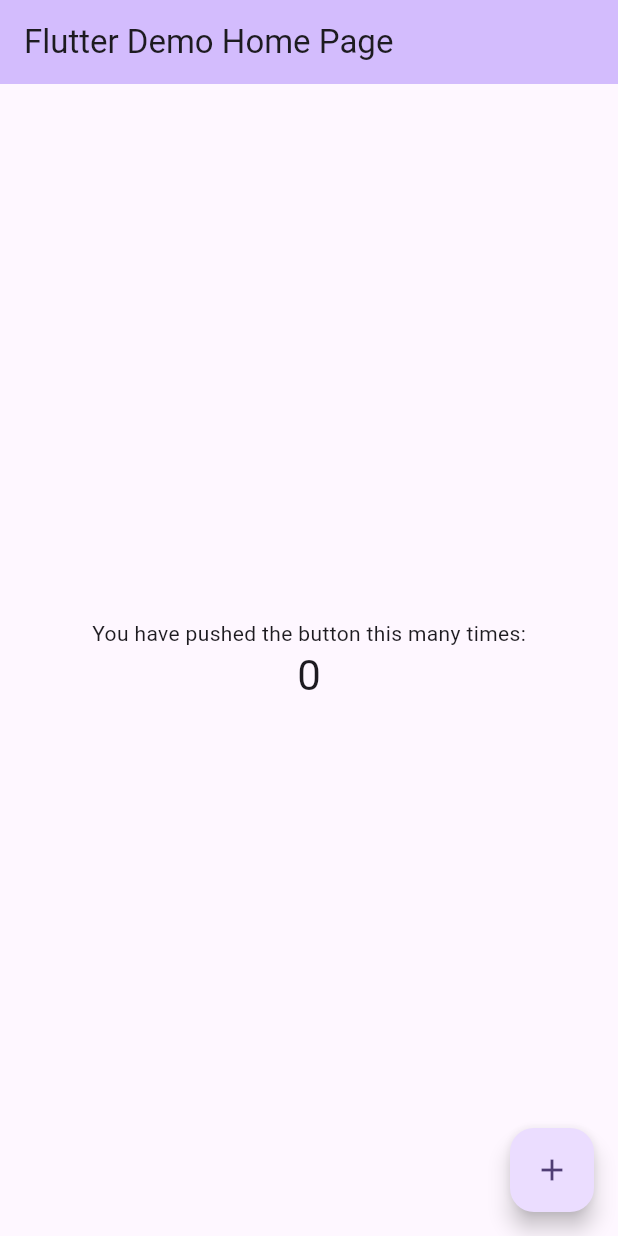
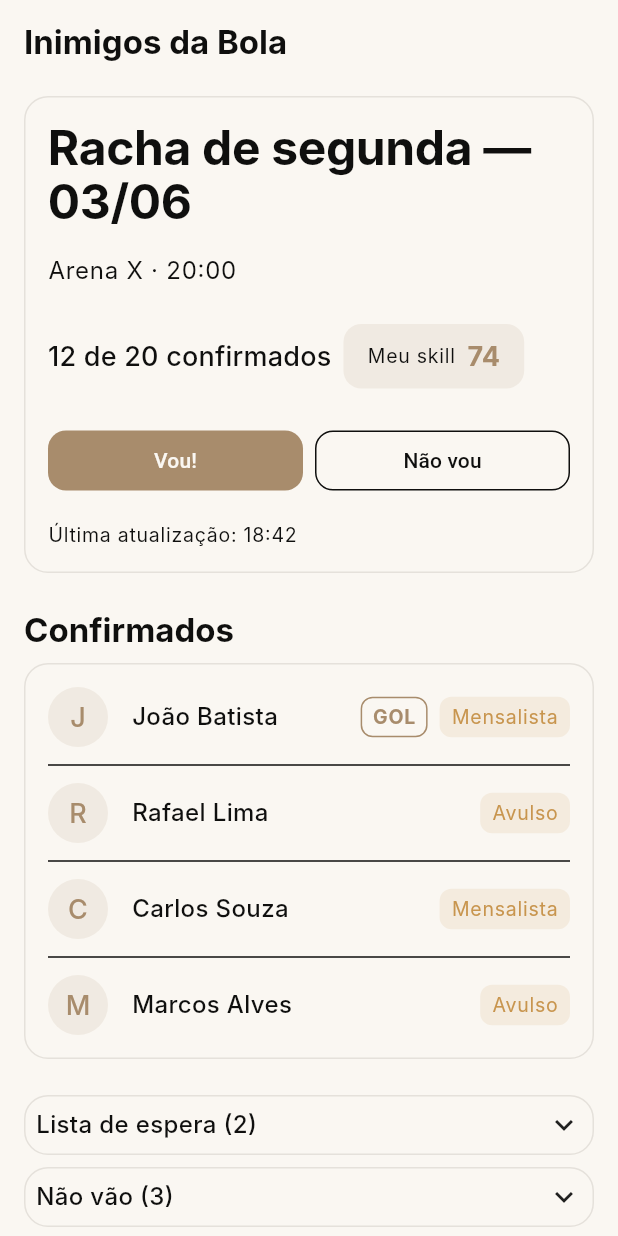
Before and after one commit to devbatista/inimigos_da_bola, a Flutter app: the screen it shows after launch, on a phone screen of 412 x 824 dp. Run offline on Flutter 3.47's test engine with Material 3 defaults, Android fonts, the phone set to English and light mode, and no system bars; Roboto replaces fonts that are missing (Inter).

Commit message:
estruturação do app

```diff
--- /dev/null
+++ b/lib/core/theme/app_colors.dart
@@ -0,0 +1,20 @@
+import 'package:flutter/material.dart';
+
+abstract final class AppColors {
+  static const ink = Color(0xFF0F0F0E);
+  static const leather = Color(0xFFA88C6C);
+  static const chalk = Color(0xFFFAF7F2);
+  static const stone = Color(0xFF5C5A56);
+  static const mist = Color(0xFFE5E1DB);
+
+  static const success = Color(0xFF5C7A4A);
+  static const warning = Color(0xFFC8954E);
+  static const danger = Color(0xFFA24C3B);
+}
+
+extension AppColorOpacity on Color {
+  Color get muted => withValues(alpha: 0.6);
+  Color get disabled => withValues(alpha: 0.38);
+  Color get subtle => withValues(alpha: 0.12);
+  Color get pressed => withValues(alpha: 0.16);
+}
--- /dev/null
+++ b/lib/core/theme/app_radius.dart
@@ -0,0 +1,5 @@
+abstract final class AppRadius {
+  static const double sm = 8;
+  static const double md = 12;
+  static const double lg = 16;
+}
--- /dev/null
+++ b/lib/core/theme/app_spacing.dart
@@ -0,0 +1,8 @@
+abstract final class AppSpacing {
+  static const double xs = 4;
+  static const double sm = 8;
+  static const double md = 16;
+  static const double lg = 24;
+  static const double xl = 32;
+  static const double xxl = 48;
+}
--- /dev/null
+++ b/lib/core/theme/app_text_theme.dart
@@ -0,0 +1,46 @@
+import 'package:flutter/material.dart';
+
+abstract final class AppTextTheme {
+  static TextTheme build(Color color) {
+    const family = 'Inter';
+
+    return TextTheme(
+      displayLarge: TextStyle(
+        fontFamily: family,
+        fontSize: 32,
+        fontWeight: FontWeight.w700,
+        color: color,
+      ),
+      titleLarge: TextStyle(
+        fontFamily: family,
+        fontSize: 22,
+        fontWeight: FontWeight.w700,
+        color: color,
+      ),
+      titleMedium: TextStyle(
+        fontFamily: family,
+        fontSize: 18,
+        fontWeight: FontWeight.w500,
+        color: color,
+      ),
+      bodyLarge: TextStyle(
+        fontFamily: family,
+        fontSize: 16,
+        fontWeight: FontWeight.w400,
+        color: color,
+      ),
+      bodyMedium: TextStyle(
+        fontFamily: family,
+        fontSize: 16,
+        fontWeight: FontWeight.w500,
+        color: color,
+      ),
+      labelSmall: TextStyle(
+        fontFamily: family,
+        fontSize: 13,
+        fontWeight: FontWeight.w400,
+        color: color,
+      ),
+    );
+  }
+}
--- /dev/null
+++ b/lib/core/theme/app_theme.dart
@@ -0,0 +1,92 @@
+import 'package:flutter/material.dart';
+
+import 'app_colors.dart';
+import 'app_radius.dart';
+import 'app_text_theme.dart';
+
+abstract final class AppTheme {
+  static ThemeData light() {
+    return _build(
+      brightness: Brightness.light,
+      background: AppColors.chalk,
+      foreground: AppColors.ink,
+      surface: AppColors.chalk,
+      surfaceVariant: AppColors.mist,
+      secondary: AppColors.stone,
+    );
+  }
+
+  static ThemeData dark() {
+    return _build(
+      brightness: Brightness.dark,
+      background: AppColors.ink,
+      foreground: AppColors.chalk,
+      surface: AppColors.ink,
+      surfaceVariant: AppColors.stone,
+      secondary: AppColors.mist,
+    );
+  }
+
+  static ThemeData _build({
+    required Brightness brightness,
+    required Color background,
+    required Color foreground,
+    required Color surface,
+    required Color surfaceVariant,
+    required Color secondary,
+  }) {
+    final colorScheme = ColorScheme(
+      brightness: brightness,
+      primary: AppColors.leather,
+      onPrimary: background,
+      secondary: secondary,
+      onSecondary: background,
+      error: AppColors.danger,
+      onError: background,
+      surface: surface,
+      onSurface: foreground,
+      surfaceContainerHighest: surfaceVariant,
+    );
+
+    return ThemeData(
+      useMaterial3: true,
+      brightness: brightness,
+      scaffoldBackgroundColor: background,
+      colorScheme: colorScheme,
+      textTheme: AppTextTheme.build(foreground),
+      appBarTheme: AppBarTheme(
+        backgroundColor: background,
+        foregroundColor: foreground,
+        elevation: 0,
+        centerTitle: false,
+      ),
+      cardTheme: CardThemeData(
+        color: surface,
+        elevation: 0,
+        margin: EdgeInsets.zero,
+        shape: RoundedRectangleBorder(
+          borderRadius: BorderRadius.circular(AppRadius.lg),
+          side: BorderSide(color: surfaceVariant),
+        ),
+      ),
+      filledButtonTheme: FilledButtonThemeData(
+        style: FilledButton.styleFrom(
+          backgroundColor: AppColors.leather,
+          foregroundColor: AppColors.chalk,
+          shape: RoundedRectangleBorder(
+            borderRadius: BorderRadius.circular(AppRadius.md),
+          ),
+        ),
+      ),
+      outlinedButtonTheme: OutlinedButtonThemeData(
+        style: OutlinedButton.styleFrom(
+          foregroundColor: foreground,
+          side: BorderSide(color: foreground),
+          shape: RoundedRectangleBorder(
+            borderRadius: BorderRadius.circular(AppRadius.md),
+          ),
+        ),
+      ),
+    );
+  }
+}
--- /dev/null
+++ b/lib/core/widgets/app_button.dart
@@ -0,0 +1,35 @@
+import 'package:flutter/material.dart';
+
+class AppButton extends StatelessWidget {
+  const AppButton.primary({
+    required this.label,
+    required this.onPressed,
+    super.key,
+  }) : _variant = _AppButtonVariant.primary;
+
+  const AppButton.secondary({
+    required this.label,
+    required this.onPressed,
+    super.key,
+  }) : _variant = _AppButtonVariant.secondary;
+
+  final String label;
+  final VoidCallback? onPressed;
+  final _AppButtonVariant _variant;
+
+  @override
+  Widget build(BuildContext context) {
+    return switch (_variant) {
+      _AppButtonVariant.primary => FilledButton(
+        onPressed: onPressed,
+        child: Text(label),
+      ),
+      _AppButtonVariant.secondary => OutlinedButton(
+        onPressed: onPressed,
+        child: Text(label),
+      ),
+    };
+  }
+}
+
+enum _AppButtonVariant { primary, secondary }
--- /dev/null
+++ b/lib/core/widgets/app_card.dart
@@ -0,0 +1,25 @@
+import 'package:flutter/material.dart';
+
+import '../theme/app_radius.dart';
+import '../theme/app_spacing.dart';
+
+class AppCard extends StatelessWidget {
+  const AppCard({required this.child, super.key, this.padding = AppSpacing.md});
+
+  final Widget child;
+  final double padding;
+
+  @override
+  Widget build(BuildContext context) {
+    final theme = Theme.of(context);
+
+    return DecoratedBox(
+      decoration: BoxDecoration(
+        color: theme.colorScheme.surface,
+        border: Border.all(color: theme.colorScheme.surfaceContainerHighest),
+        borderRadius: BorderRadius.circular(AppRadius.lg),
+      ),
+      child: Padding(padding: EdgeInsets.all(padding), child: child),
+    );
+  }
+}
--- /dev/null
+++ b/lib/core/widgets/attendance_chip.dart
@@ -0,0 +1,40 @@
+import 'package:flutter/material.dart';
+
+import '../theme/app_colors.dart';
+import '../theme/app_radius.dart';
+import '../theme/app_spacing.dart';
+
+class AttendanceChip extends StatelessWidget {
+  const AttendanceChip({required this.label, required this.status, super.key});
+
+  final String label;
+  final AttendanceChipStatus status;
+
+  @override
+  Widget build(BuildContext context) {
+    final color = switch (status) {
+      AttendanceChipStatus.confirmed => AppColors.success,
+      AttendanceChipStatus.declined => Theme.of(context).colorScheme.secondary,
+      AttendanceChipStatus.pending => AppColors.warning,
+    };
+
+    return DecoratedBox(
+      decoration: BoxDecoration(
+        color: color.subtle,
+        borderRadius: BorderRadius.circular(AppRadius.sm),
+      ),
+      child: Padding(
+        padding: const EdgeInsets.symmetric(
+          horizontal: AppSpacing.sm,
+          vertical: AppSpacing.xs,
+        ),
+        child: Text(
+          label,
+          style: Theme.of(context).textTheme.labelSmall?.copyWith(color: color),
+        ),
+      ),
+    );
+  }
+}
+
+enum AttendanceChipStatus { confirmed, declined, pending }
--- /dev/null
+++ b/lib/core/widgets/player_tile.dart
@@ -0,0 +1,82 @@
+import 'package:flutter/material.dart';
+
+import '../theme/app_colors.dart';
+import '../theme/app_radius.dart';
+import '../theme/app_spacing.dart';
+import 'attendance_chip.dart';
+
+class PlayerTile extends StatelessWidget {
+  const PlayerTile({
+    required this.name,
+    required this.label,
+    super.key,
+    this.goalkeeper = false,
+    this.guest = false,
+  });
+
+  final String name;
+  final String label;
+  final bool goalkeeper;
+  final bool guest;
+
+  @override
+  Widget build(BuildContext context) {
+    final initial = name.trim().isEmpty ? '?' : name.trim()[0].toUpperCase();
+
+    return Row(
+      children: [
+        CircleAvatar(
+          backgroundColor: AppColors.leather.subtle,
+          foregroundColor: AppColors.leather,
+          child: Text(initial),
+        ),
+        const SizedBox(width: AppSpacing.md),
+        Expanded(
+          child: Text(
+            name,
+            style: Theme.of(context).textTheme.bodyMedium,
+            overflow: TextOverflow.ellipsis,
+          ),
+        ),
+        if (goalkeeper) ...[
+          const SizedBox(width: AppSpacing.sm),
+          const _TinyBadge(label: 'GOL'),
+        ],
+        const SizedBox(width: AppSpacing.sm),
+        AttendanceChip(
+          label: guest ? 'Avulso' : label,
+          status: AttendanceChipStatus.pending,
+        ),
+      ],
+    );
+  }
+}
+
+class _TinyBadge extends StatelessWidget {
+  const _TinyBadge({required this.label});
+
+  final String label;
+
+  @override
+  Widget build(BuildContext context) {
+    return DecoratedBox(
+      decoration: BoxDecoration(
+        border: Border.all(color: AppColors.leather),
+        borderRadius: BorderRadius.circular(AppRadius.sm),
+      ),
+      child: Padding(
+        padding: const EdgeInsets.symmetric(
+          horizontal: AppSpacing.sm,
+          vertical: AppSpacing.xs,
+        ),
+        child: Text(
+          label,
+          style: Theme.of(context).textTheme.labelSmall?.copyWith(
+            color: AppColors.leather,
+            fontWeight: FontWeight.w700,
+          ),
+        ),
+      ),
+    );
+  }
+}
--- /dev/null
+++ b/lib/core/widgets/skill_score_badge.dart
@@ -0,0 +1,41 @@
+import 'package:flutter/material.dart';
+
+import '../theme/app_colors.dart';
+import '../theme/app_radius.dart';
+import '../theme/app_spacing.dart';
+
+class SkillScoreBadge extends StatelessWidget {
+  const SkillScoreBadge({required this.score, super.key});
+
+  final int score;
+
+  @override
+  Widget build(BuildContext context) {
+    return DecoratedBox(
+      decoration: BoxDecoration(
+        color: AppColors.leather.subtle,
+        borderRadius: BorderRadius.circular(AppRadius.md),
+      ),
+      child: Padding(
+        padding: const EdgeInsets.symmetric(
+          horizontal: AppSpacing.md,
+          vertical: AppSpacing.sm,
+        ),
+        child: Row(
+          mainAxisSize: MainAxisSize.min,
+          children: [
+            Text('Meu skill', style: Theme.of(context).textTheme.labelSmall),
+            const SizedBox(width: AppSpacing.sm),
+            Text(
+              '$score',
+              style: Theme.of(context).textTheme.titleMedium?.copyWith(
+                color: AppColors.leather,
+                fontWeight: FontWeight.w700,
+              ),
+            ),
+          ],
+        ),
+      ),
+    );
+  }
+}
--- /dev/null
+++ b/lib/features/attendance/presentation/screens/home_screen.dart
@@ -0,0 +1,169 @@
+import 'package:flutter/material.dart';
+
+import '../../../../core/theme/app_spacing.dart';
+import '../../../../core/widgets/app_button.dart';
+import '../../../../core/widgets/app_card.dart';
+import '../../../../core/widgets/player_tile.dart';
+import '../../../../core/widgets/skill_score_badge.dart';
+
+class HomeScreen extends StatelessWidget {
+  const HomeScreen({super.key});
+
+  static const _confirmedPlayers = [
+    _PlayerViewModel(
+      name: 'João Batista',
+      label: 'Mensalista',
+      goalkeeper: true,
+    ),
+    _PlayerViewModel(name: 'Rafael Lima', label: 'Avulso'),
+    _PlayerViewModel(name: 'Carlos Souza', label: 'Mensalista'),
+    _PlayerViewModel(name: 'Marcos Alves', label: 'Avulso', guest: true),
+  ];
+
+  @override
+  Widget build(BuildContext context) {
+    return Scaffold(
+      appBar: AppBar(title: const Text('Inimigos da Bola')),
+      body: SafeArea(
+        child: ListView(
+          padding: const EdgeInsets.fromLTRB(
+            AppSpacing.md,
+            AppSpacing.sm,
+            AppSpacing.md,
+            AppSpacing.lg,
+          ),
+          children: [
+            const _WeeklySessionCard(),
+            const SizedBox(height: AppSpacing.lg),
+            Text('Confirmados', style: Theme.of(context).textTheme.titleLarge),
+            const SizedBox(height: AppSpacing.sm),
+            AppCard(
+              child: Column(
+                children: [
+                  for (final player in _confirmedPlayers) ...[
+                    PlayerTile(
+                      name: player.name,
+                      label: player.label,
+                      goalkeeper: player.goalkeeper,
+                      guest: player.guest,
+                    ),
+                    if (player != _confirmedPlayers.last)
+                      const Divider(height: AppSpacing.lg),
+                  ],
+                ],
+              ),
+            ),
+            const SizedBox(height: AppSpacing.lg),
+            const _CollapsedSection(title: 'Lista de espera', count: 2),
+            const SizedBox(height: AppSpacing.sm),
+            const _CollapsedSection(title: 'Não vão', count: 3),
+            const SizedBox(height: AppSpacing.sm),
+            const _CollapsedSection(title: 'Pendentes', count: 5),
+          ],
+        ),
+      ),
+    );
+  }
+}
+
+class _WeeklySessionCard extends StatelessWidget {
+  const _WeeklySessionCard();
+
+  @override
+  Widget build(BuildContext context) {
+    return AppCard(
+      child: Column(
+        crossAxisAlignment: CrossAxisAlignment.start,
+        children: [
+          Text(
+            'Racha de segunda — 03/06',
+            style: Theme.of(context).textTheme.displayLarge,
+          ),
+          const SizedBox(height: AppSpacing.md),
+          Text('Arena X · 20:00', style: Theme.of(context).textTheme.bodyLarge),
+          const SizedBox(height: AppSpacing.lg),
+          Wrap(
+            spacing: AppSpacing.sm,
+            runSpacing: AppSpacing.sm,
+            crossAxisAlignment: WrapCrossAlignment.center,
+            children: const [
+              _ConfirmedCounter(confirmed: 12, maxPlayers: 20),
+              SkillScoreBadge(score: 74),
+            ],
+          ),
+          const SizedBox(height: AppSpacing.lg),
+          Row(
+            children: [
+              Expanded(
+                child: AppButton.primary(label: 'Vou!', onPressed: () {}),
+              ),
+              const SizedBox(width: AppSpacing.sm),
+              Expanded(
+                child: AppButton.secondary(label: 'Não vou', onPressed: () {}),
+              ),
+            ],
+          ),
+          const SizedBox(height: AppSpacing.md),
+          Text(
+            'Última atualização: 18:42',
+            style: Theme.of(context).textTheme.labelSmall,
+          ),
+        ],
+      ),
+    );
+  }
+}
+
+class _ConfirmedCounter extends StatelessWidget {
+  const _ConfirmedCounter({required this.confirmed, required this.maxPlayers});
+
+  final int confirmed;
+  final int maxPlayers;
+
+  @override
+  Widget build(BuildContext context) {
+    return Text(
+      '$confirmed de $maxPlayers confirmados',
+      style: Theme.of(context).textTheme.titleMedium,
+    );
+  }
+}
+
+class _CollapsedSection extends StatelessWidget {
+  const _CollapsedSection({required this.title, required this.count});
+
+  final String title;
+  final int count;
+
+  @override
+  Widget build(BuildContext context) {
+    return AppCard(
+      padding: AppSpacing.sm,
+      child: Row(
+        children: [
+          Expanded(
+            child: Text(
+              '$title ($count)',
+              style: Theme.of(context).textTheme.bodyMedium,
+            ),
+          ),
+          const Icon(Icons.keyboard_arrow_down),
+        ],
+      ),
+    );
+  }
+}
+
+class _PlayerViewModel {
+  const _PlayerViewModel({
+    required this.name,
+    required this.label,
+    this.goalkeeper = false,
+    this.guest = false,
+  });
+
+  final String name;
+  final String label;
+  final bool goalkeeper;
+  final bool guest;
+}
--- a/lib/main.dart
+++ b/lib/main.dart
@@ -1,122 +1,23 @@
 import 'package:flutter/material.dart';
 
+import 'core/theme/app_theme.dart';
+import 'features/attendance/presentation/screens/home_screen.dart';
+
 void main() {
-  runApp(const MyApp());
+  runApp(const InimigosDaBolaApp());
 }
 
-class MyApp extends StatelessWidget {
-  const MyApp({super.key});
+class InimigosDaBolaApp extends StatelessWidget {
+  const InimigosDaBolaApp({super.key});
 
-  // This widget is the root of your application.
   @override
   Widget build(BuildContext context) {
     return MaterialApp(
-      title: 'Flutter Demo',
-      theme: ThemeData(
-        // This is the theme of your application.
-        //
-        // TRY THIS: Try running your application with "flutter run". You'll see
-        // the application has a purple toolbar. Then, without quitting the app,
-        // try changing the seedColor in the colorScheme below to Colors.green
-        // and then invoke "hot reload" (save your changes or press the "hot
-        // reload" button in a Flutter-supported IDE, or press "r" if you used
-        // the command line to start the app).
-        //
-        // Notice that the counter didn't reset back to zero; the application
-        // state is not lost during the reload. To reset the state, use hot
-        // restart instead.
-        //
-        // This works for code too, not just values: Most code changes can be
-        // tested with just a hot reload.
-        colorScheme: .fromSeed(seedColor: Colors.deepPurple),
-      ),
-      home: const MyHomePage(title: 'Flutter Demo Home Page'),
+      title: 'Inimigos da Bola',
+      theme: AppTheme.light(),
+      darkTheme: AppTheme.dark(),
+      themeMode: ThemeMode.system,
+      home: const HomeScreen(),
     );
   }
 }
-
-class MyHomePage extends StatefulWidget {
-  const MyHomePage({super.key, required this.title});
-
-  // This widget is the home page of your application. It is stateful, meaning
-  // that it has a State object (defined below) that contains fields that affect
-  // how it looks.
-
-  // This class is the configuration for the state. It holds the values (in this
-  // case the title) provided by the parent (in this case the App widget) and
-  // used by the build method of the State. Fields in a Widget subclass are
-  // always marked "final".
-
-  final String title;
-
-  @override
-  State<MyHomePage> createState() => _MyHomePageState();
-}
-
-class _MyHomePageState extends State<MyHomePage> {
-  int _counter = 0;
-
-  void _incrementCounter() {
-    setState(() {
-      // This call to setState tells the Flutter framework that something has
-      // changed in this State, which causes it to rerun the build method below
-      // so that the display can reflect the updated values. If we changed
-      // _counter without calling setState(), then the build method would not be
-      // called again, and so nothing would appear to happen.
-      _counter++;
-    });
-  }
-
-  @override
-  Widget build(BuildContext context) {
-    // This method is rerun every time setState is called, for instance as done
-    // by the _incrementCounter method above.
-    //
-    // The Flutter framework has been optimized to make rerunning build methods
-    // fast, so that you can just rebuild anything that needs updating rather
-    // than having to individually change instances of widgets.
-    return Scaffold(
-      appBar: AppBar(
-        // TRY THIS: Try changing the color here to a specific color (to
-        // Colors.amber, perhaps?) and trigger a hot reload to see the AppBar
-        // change color while the other colors stay the same.
-        backgroundColor: Theme.of(context).colorScheme.inversePrimary,
-        // Here we take the value from the MyHomePage object that was created by
-        // the App.build method, and use it to set our appbar title.
-        title: Text(widget.title),
-      ),
-      body: Center(
-        // Center is a layout widget. It takes a single child and positions it
-        // in the middle of the parent.
-        child: Column(
-          // Column is also a layout widget. It takes a list of children and
-          // arranges them vertically. By default, it sizes itself to fit its
-          // children horizontally, and tries to be as tall as its parent.
-          //
-          // Column has various properties to control how it sizes itself and
-          // how it positions its children. Here we use mainAxisAlignment to
-          // center the children vertically; the main axis here is the vertical
-          // axis because Columns are vertical (the cross axis would be
-          // horizontal).
-          //
-          // TRY THIS: Invoke "debug painting" (choose the "Toggle Debug Paint"
-          // action in the IDE, or press "p" in the console), to see the
-          // wireframe for each widget.
-          mainAxisAlignment: .center,
-          children: [
-            const Text('You have pushed the button this many times:'),
-            Text(
-              '$_counter',
-              style: Theme.of(context).textTheme.headlineMedium,
-            ),
-          ],
-        ),
-      ),
-      floatingActionButton: FloatingActionButton(
-        onPressed: _incrementCounter,
-        tooltip: 'Increment',
-        child: const Icon(Icons.add),
-      ),
-    );
-  }
-}
```
Also changed, not shown: 1 other file.
